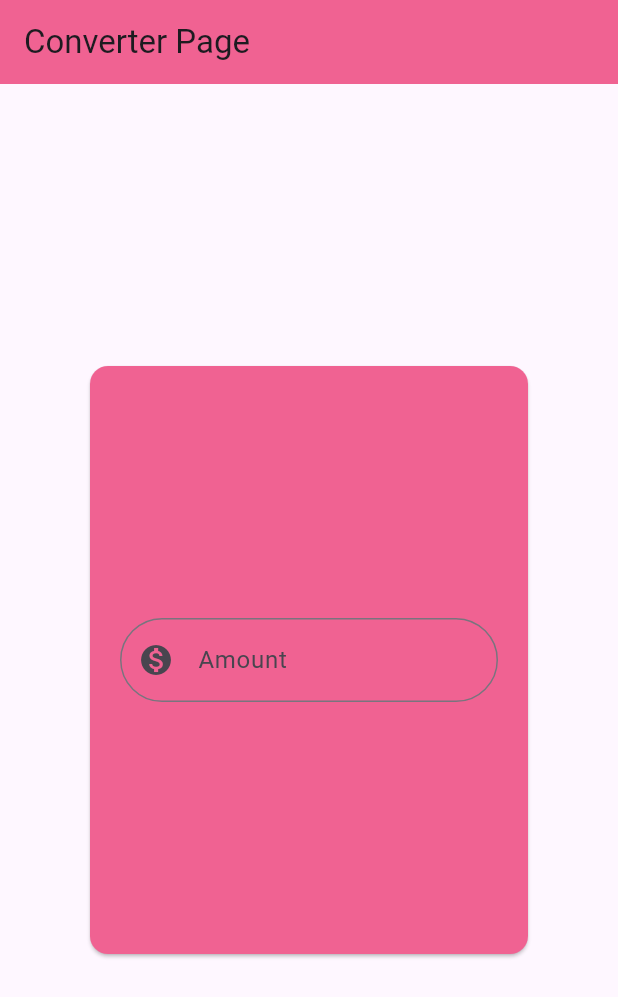
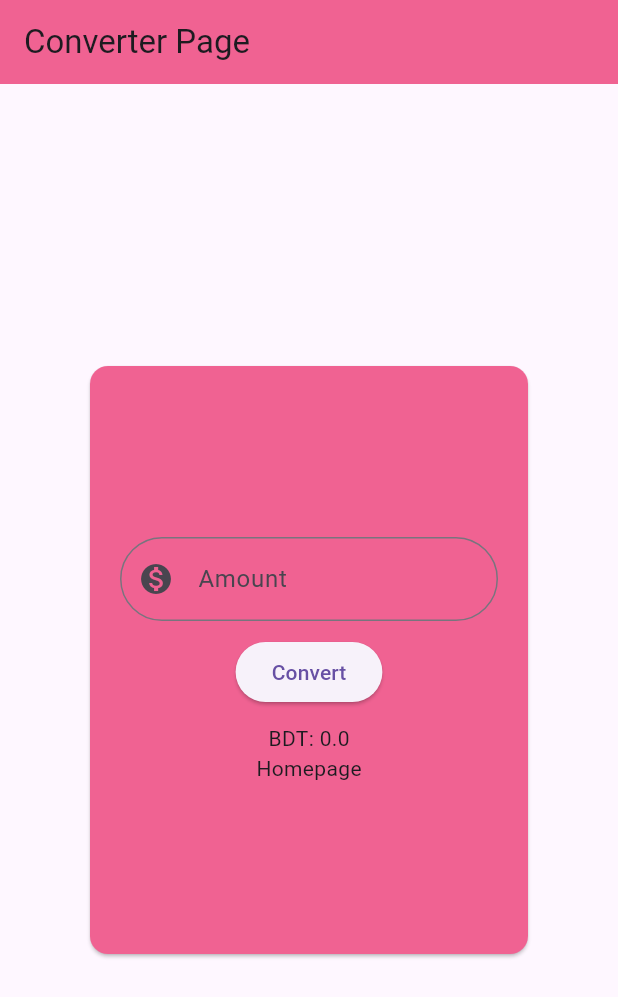
Before and after one commit to jaahaan/CSE-3212_Project_63B, a Flutter app: the screen it shows after launch, on a phone screen of 412 x 824 dp. Shown: the top 997 px of the screen. Run offline on Flutter 3.47's test engine with Material 3 defaults, Android fonts, the phone set to English and light mode, and no system bars.

Commit message:
Converter Page, Reuseable widget

```diff
--- a/lib/converter_page.dart
+++ b/lib/converter_page.dart
@@ -1,4 +1,6 @@
 import 'package:flutter/material.dart';
+import 'package:project_63b/home_page.dart';
+import 'package:project_63b/widget/input_field.dart';
 
 class ConverterPage extends StatefulWidget {
   const ConverterPage({super.key});
@@ -11,6 +13,8 @@ class ConverterPage extends StatefulWidget {
 
 class _ConverterPageState extends State<ConverterPage> {
   TextEditingController controller = TextEditingController();
+  double result = 0;
+  final _formKey = GlobalKey<FormState>();
   @override
   Widget build(BuildContext context) {
     return Scaffold(
@@ -30,26 +34,54 @@ class _ConverterPageState extends State<ConverterPage> {
                 mainAxisAlignment: MainAxisAlignment.center,
                 children: [
                   Form(
-                    child: TextFormField(
+                    key: _formKey,
+                    // autovalidateMode: AutovalidateMode.onUserInteraction,
+                    child: Column(
+                      children: [
+                        InputField(
                           controller: controller,
                           keyboardType: TextInputType.numberWithOptions(
                             decimal: true,
                           ),
                           validator: (value) {
-                        if (value == null) {
+                            if (controller.text.isEmpty) {
                               return "Field cannot be empty!!";
                             }
                             return null;
                           },
-                      decoration: InputDecoration(
+                          labelText: "Amount",
+                          hintText: "Enter Amount",
                           prefixIcon: Icon(Icons.monetization_on),
-                        hintText: "Enter Amount",
-                        labelText: "Amount",
-                        border: OutlineInputBorder(
-                          borderRadius: BorderRadius.all(Radius.circular(50)),
+                        ),
+                      ],
                     ),
                   ),
+                  SizedBox(height: 10),
+                  ElevatedButton(
+                    onPressed: () {
+                      setState(() {
+                        if (_formKey.currentState!.validate()) {
+                          result = double.parse(controller.text) * 122.95;
+                        }
+                      });
+                    },
+                    child: Text("Convert"),
                   ),
+                  SizedBox(height: 10),
+                  Text("BDT: $result"),
+
+                  GestureDetector(
+                    onTap: () {
+                      Navigator.push(
+                        context,
+                        MaterialPageRoute(
+                          builder: (context) {
+                            return HomePage();
+                          },
+                        ),
+                      );
+                    },
+                    child: Text("Homepage"),
                   ),
                 ],
               ),
--- /dev/null
+++ b/lib/widget/input_field.dart
@@ -0,0 +1,31 @@
+import 'package:flutter/material.dart';
+
+class InputField extends StatelessWidget {
+  final controller, keyboardType, validator, labelText, hintText, prefixIcon;
+  const InputField({
+    super.key,
+    required this.controller,
+    required this.keyboardType,
+    required this.validator,
+    required this.labelText,
+    required this.hintText,
+    required this.prefixIcon,
+  });
+
+  @override
+  Widget build(BuildContext context) {
+    return TextFormField(
+      controller: controller,
+      keyboardType: keyboardType,
+      validator: validator,
+      decoration: InputDecoration(
+        prefixIcon: prefixIcon,
+        hintText: hintText,
+        labelText: labelText,
+        border: OutlineInputBorder(
+          borderRadius: BorderRadius.all(Radius.circular(50)),
+        ),
+      ),
+    );
+  }
+}
```
Lines whose indentation alone changed are shown as unchanged.
